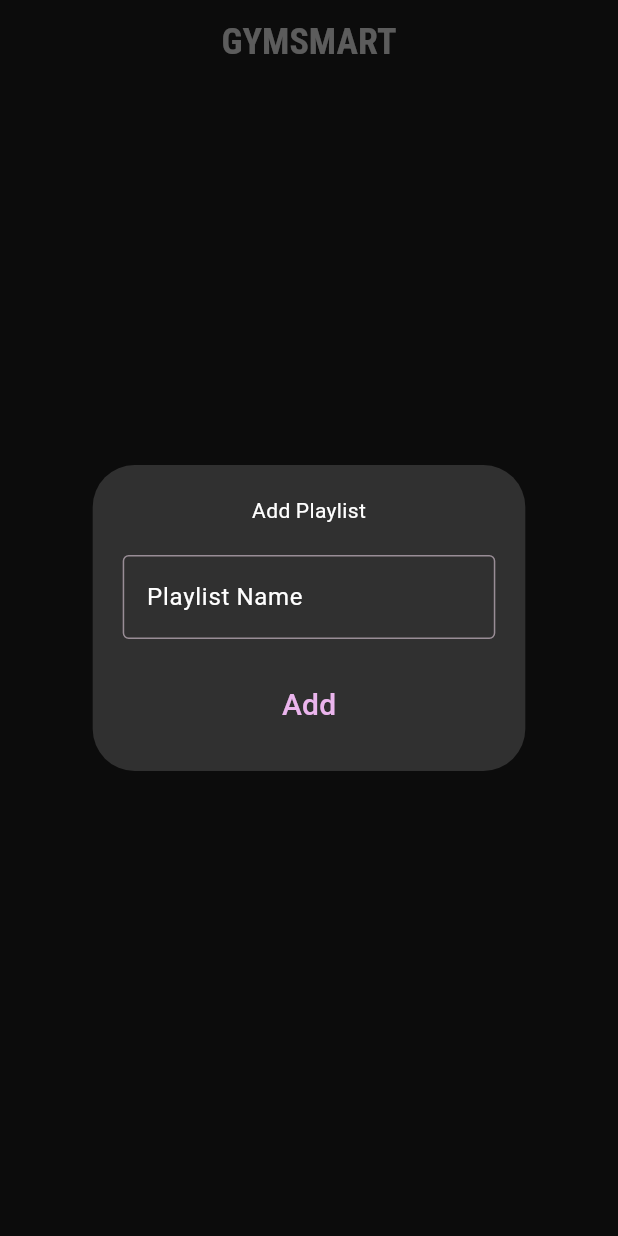
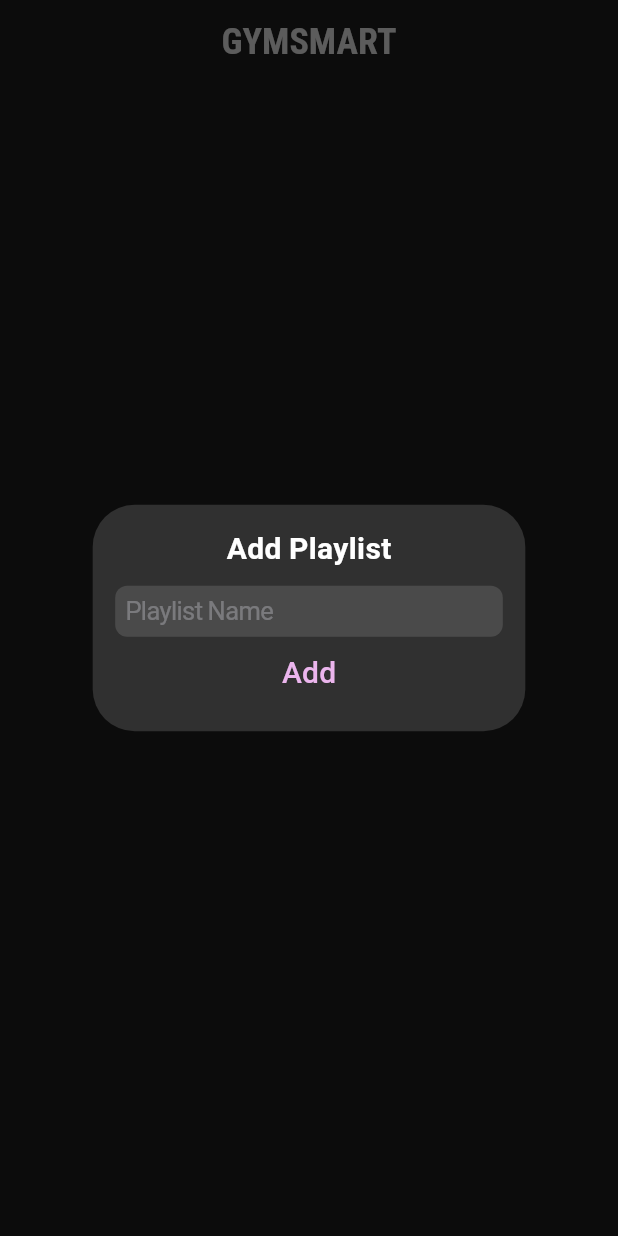
Before and after one commit to Deadabdul/gym_smart, a Flutter app: the screen it shows after launch, after a tap on "Add Playlist", on a phone screen of 412 x 824 dp. Run offline on Flutter 3.47's test engine with Material 3 defaults, Android fonts, the light colour scheme and no system bars; our stand-ins replace another_flushbar, drift, google_fonts, sqflite, sqlite3_flutter_libs; missing offline and left inert: sqlite3; accounts and stored records are empty; generated files the repository leaves out were written again; statements that could not run were skipped.

Commit message:
revamped exercise table and adjusted some UI

```diff
--- a/lib/pages/main_page.dart
+++ b/lib/pages/main_page.dart
@@ -4,6 +4,7 @@ import 'package:flutter/material.dart';
 import 'package:google_fonts/google_fonts.dart';
 import 'package:gym_smart/database/drift/database.dart';
 import 'package:gym_smart/pages/playlist_page.dart';
+import 'package:gym_smart/utils/types.dart';
 import 'package:gym_smart/utils/utils.dart';
 
 class MainPage extends StatelessWidget {
@@ -19,14 +20,19 @@ class MainPage extends StatelessWidget {
       StatefulBuilder(
         builder: (context, setState) => Column(
           children: [
-            TextField(
+            CupertinoTextField(
               controller: textController,
-              decoration: const InputDecoration(
-                labelText: "Playlist Name",
-                border: OutlineInputBorder(),
+              placeholder: "Playlist Name",
+              style: TextStyle(
+                color: Theme.of(context).colorScheme.onSurface,
+                fontFamily: GoogleFonts.istokWeb().fontFamily
+              ),
+              decoration: BoxDecoration(
+                color: Theme.of(context).colorScheme.surfaceVariant + 0.1,
+                borderRadius: BorderRadius.circular(8)
               ),
             ),
-            Text(error, style: const TextStyle(color: Colors.red),),
+            error.isEmpty ? Container() : Text(error, style: const TextStyle(color: Colors.red),),
             TextButton(
               onPressed: () async {
                 if (textController.text.isEmpty) {
@@ -64,7 +70,7 @@ class MainPage extends StatelessWidget {
             color: Theme.of(context).colorScheme.surfaceVariant
 
           ),
-          height: 72,
+          height: 75,
           clipBehavior: Clip.hardEdge,
           child: Dismissible(
             direction: DismissDirection.endToStart,
--- a/lib/utils/utils.dart
+++ b/lib/utils/utils.dart
@@ -37,13 +37,19 @@ openDialog(
     backgroundColor:  Theme.of(context).colorScheme.surfaceVariant,
     child: Container(
       width: MediaQuery.sizeOf(context).width * 0.7,
-      padding: const EdgeInsets.all(20),
+      padding: const EdgeInsets.all(15),
       child: Column(
         mainAxisSize: MainAxisSize.min,
 
         children: [
-          Text(title),
-          const SizedBox(height: 20),
+          Text(
+            title,
+            style: const TextStyle(
+              fontSize: 20,
+              fontWeight: FontWeight.bold
+            )
+          ),
+          const SizedBox(height: 10),
           child
         ],
       ),
```
Also changed, not shown: lib/database/drift/database.dart (+34 -42 lines), lib/pages/exercise_page.dart (added, +10 -0 lines), lib/pages/playlist_page.dart (+9 -9 lines), lib/database/drift/database.g.dart.
